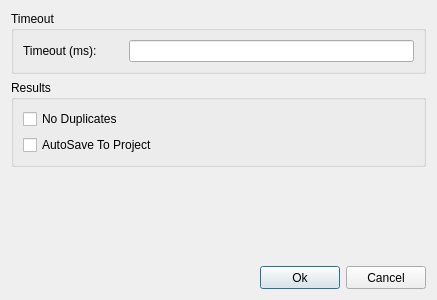
3nock/OTE, file sub3suite/src/Dialogs/EnumConfigDialog.ui: the form before one commit.
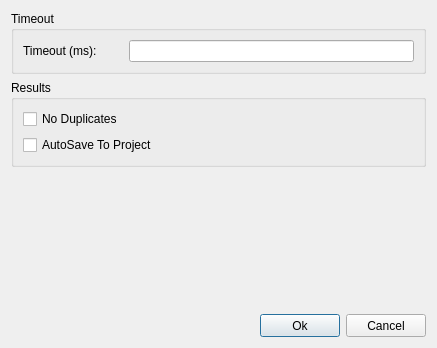
The form after the commit. Icons and pictures are not drawn.

```diff
--- a/sub3suite/src/Dialogs/EnumConfigDialog.ui
+++ b/sub3suite/src/Dialogs/EnumConfigDialog.ui
@@ -7,7 +7,7 @@
     <x>0</x>
     <y>0</y>
     <width>437</width>
-    <height>300</height>
+    <height>348</height>
    </rect>
   </property>
   <property name="sizePolicy">
```
